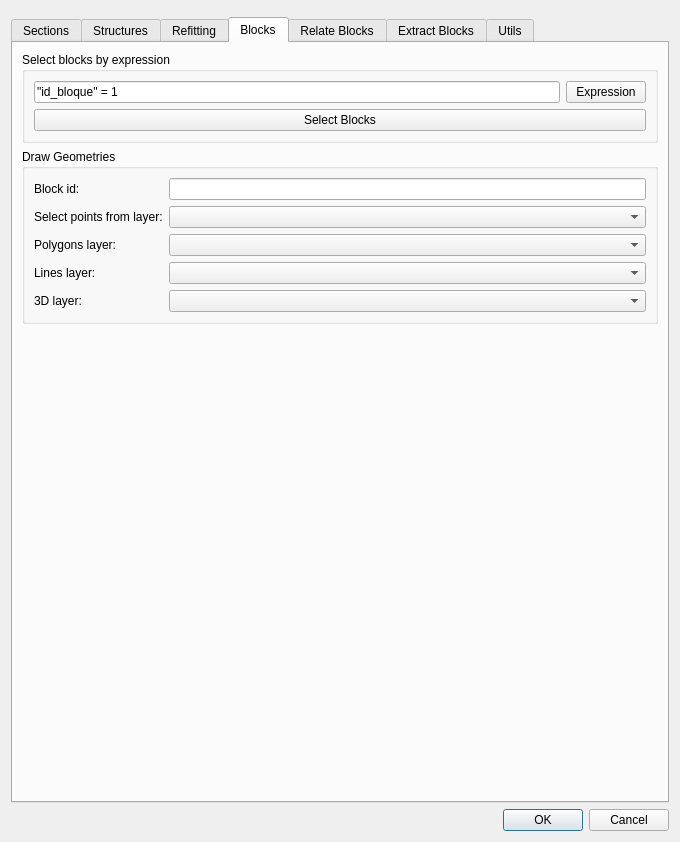
Old version of the form sugar_tools_dialog.ui in the repository psigcat/sugartools.
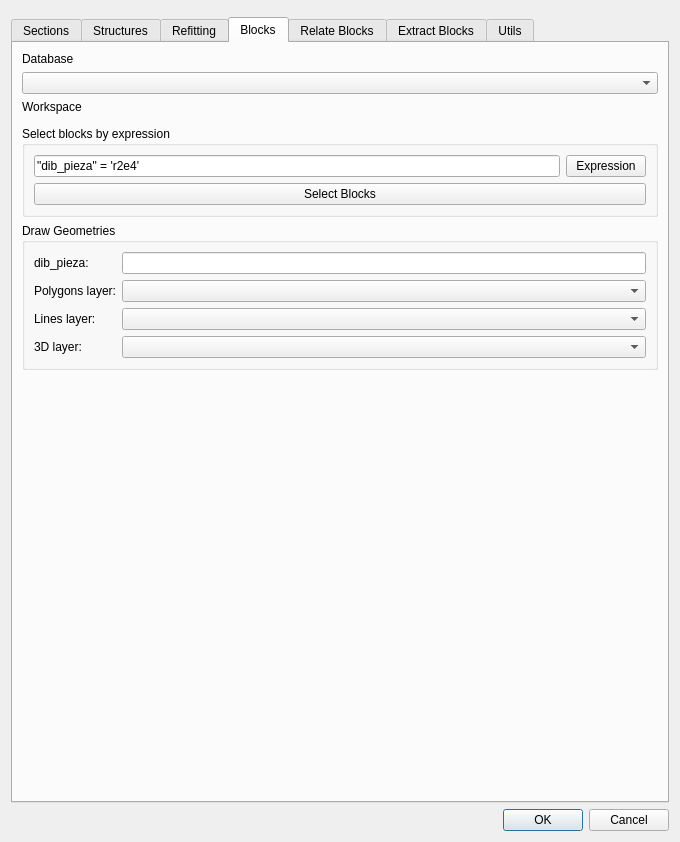
New version of the form. The open tabs and pages were chosen to show the change. Custom widgets are drawn as their Qt base class.

Commit message: tools4: cambios ui, see #3

What changed in the file:
```diff
--- a/sugar_tools_dialog.ui
+++ b/sugar_tools_dialog.ui
@@ -605,6 +605,30 @@
        <string>Blocks</string>
       </attribute>
       <layout class="QVBoxLayout" name="verticalLayout">
+       <item>
+        <widget class="QLabel" name="label_24">
+         <property name="text">
+          <string>Database</string>
+         </property>
+        </widget>
+       </item>
+       <item>
+        <widget class="QComboBox" name="blocks_db"/>
+       </item>
+       <item>
+        <widget class="QLabel" name="label_33">
+         <property name="text">
+          <string>Workspace</string>
+         </property>
+        </widget>
+       </item>
+       <item>
+        <widget class="QgsFileWidget" name="blocks_workspace">
+         <property name="storageMode">
+          <enum>QgsFileWidget::GetDirectory</enum>
+         </property>
+        </widget>
+       </item>
        <item>
         <widget class="QGroupBox" name="groupBox_5">
          <property name="title">
@@ -621,7 +645,7 @@
           <item row="0" column="0">
            <widget class="QLineEdit" name="blocks_filter_expr">
             <property name="text">
-             <string>&quot;id_bloque&quot; = 1</string>
+             <string>&quot;dib_pieza&quot; = 'r2e4'</string>
             </property>
            </widget>
           </item>
@@ -644,31 +668,21 @@
           <item row="0" column="1">
            <widget class="QLineEdit" name="blocks_id"/>
           </item>
-          <item row="6" column="0">
-           <widget class="QLabel" name="label_25">
+          <item row="4" column="0">
+           <widget class="QLabel" name="label_27">
             <property name="text">
-             <string>Lines layer:</string>
+             <string>Polygons layer:</string>
             </property>
            </widget>
           </item>
-          <item row="4" column="1">
-           <widget class="QgsMapLayerComboBox" name="blocks_select_layer"/>
-          </item>
           <item row="0" column="0">
            <widget class="QLabel" name="label_23">
             <property name="text">
-             <string>Block id:</string>
+             <string>dib_pieza:</string>
             </property>
            </widget>
           </item>
-          <item row="4" column="0">
-           <widget class="QLabel" name="label_24">
-            <property name="text">
-             <string>Select points from layer:</string>
-            </property>
-           </widget>
-          </item>
-          <item row="7" column="0">
+          <item row="6" column="0">
            <widget class="QLabel" name="label_26">
             <property name="text">
              <string>3D layer:</string>
@@ -676,21 +690,21 @@
            </widget>
           </item>
           <item row="5" column="0">
-           <widget class="QLabel" name="label_27">
+           <widget class="QLabel" name="label_25">
             <property name="text">
-             <string>Polygons layer:</string>
+             <string>Lines layer:</string>
             </property>
            </widget>
           </item>
-          <item row="5" column="1">
-           <widget class="QgsMapLayerComboBox" name="blocks_polygon_layer"/>
-          </item>
           <item row="6" column="1">
-           <widget class="QgsMapLayerComboBox" name="blocks_lines_layer"/>
-          </item>
-          <item row="7" column="1">
            <widget class="QgsMapLayerComboBox" name="blocks_3d_layer"/>
           </item>
+          <item row="5" column="1">
+           <widget class="QgsMapLayerComboBox" name="blocks_lines_layer"/>
+          </item>
+          <item row="4" column="1">
+           <widget class="QgsMapLayerComboBox" name="blocks_polygon_layer"/>
+          </item>
          </layout>
         </widget>
        </item>
```
Left out of the diff: 4 changed lines with no effect on the pictures.
